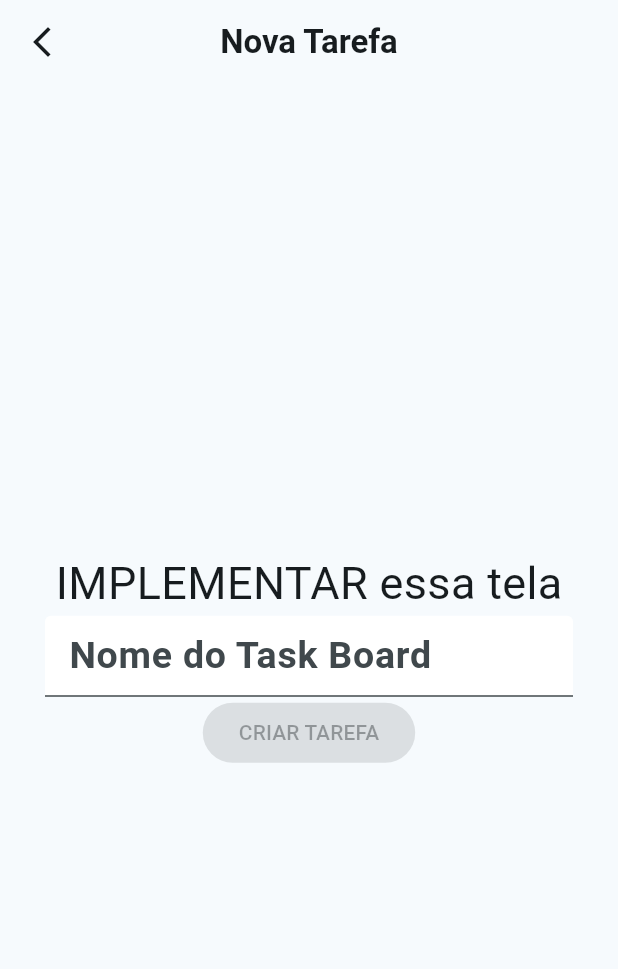
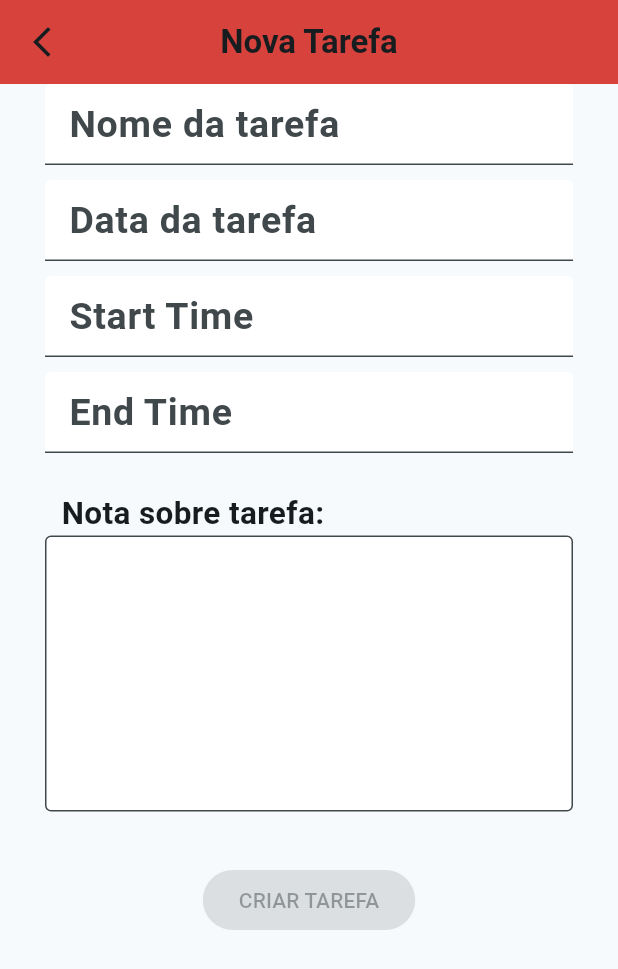
Before and after one commit to leomaiap/Tarefas-Sistemas-Distribuidos, a Flutter app: the NewTask screen opened directly with empty values, on a phone screen of 412 x 824 dp. Shown: the top 969 px of the screen. Run offline on Flutter 3.47's test engine with Material 3 defaults, Android fonts, the phone set to English and light mode, and no system bars; our stand-ins replace sqflite; accounts and stored records are empty.

Commit message:
Sistema agora permite que usuário crie novas tarefas para uma board específica.

```diff
--- a/lib/SQLite/sqlite.dart
+++ b/lib/SQLite/sqlite.dart
@@ -99,6 +99,26 @@ class DatabaseHelper {
     return id;
   }
 
+  //Cadastrar Tarefa
+  Future<int> insertTask(String title, String note, int isCompleted, String startTime, String endTime, String date, int boardID, int userID) async {
+    final Database db = await initDB();
+
+    Map<String, dynamic> taskBoardData = {
+      'title': title,
+      'note': note,
+      'isCompleted': isCompleted,
+      'startTime': startTime,
+      'endTime': endTime,
+      'date': date,
+      'board_id': boardID,
+      'user_id': userID,
+    };
+
+    int id = await db.insert('task', taskBoardData);
+
+    return id;
+  }
+
   //Carregar Todas taskboards do usuario
   Future<List<Map<String, dynamic>>> getTaskBoardsByUserId(int userId) async {
     final Database db = await initDB();
--- a/lib/Views/newTask.dart
+++ b/lib/Views/newTask.dart
@@ -17,24 +17,37 @@ class NewTask extends StatefulWidget {
 
 class _NewTaskState extends State<NewTask> {
   TextEditingController nomeController = TextEditingController();
+  TextEditingController startController = TextEditingController();
+  TextEditingController endController = TextEditingController();
+  TextEditingController dateController = TextEditingController();
+  TextEditingController noteController = TextEditingController();
+
   late String nome;
-  bool _nomeVazio = true;
+  bool nomeVazio = true;
+  late String startTime;
+  bool startTimeVazio = true;
+  late String endTime;
+  bool endTimeVazio = true;
+  late String date;
+  bool dateVazio = true;
+  late String note = "";
+
   final db = DatabaseHelper();
 
   List<Color> colorsList = [
-      Colors.red,
-      Colors.orange,
-      Colors.yellow,
-      Colors.green,
-      Colors.lightGreen,
-      Colors.lightBlue,
-      Colors.blueAccent,
-      Colors.purple,
-      Colors.deepPurple,
-      Colors.pinkAccent,
-      Colors.pink,
-      Colors.brown,
-      Colors.grey
+    Color(0xFFD7423D),
+    Color(0xFFFFE066),
+    Color(0xFFFFBA59),
+    Color(0xFFFF8C8C),
+    Color(0xFFFF99E5),
+    Color(0xFFC3A6FF),
+    Color(0xFF9FBCF5),
+    Color(0xFF8CE2FF),
+    Color(0xFF87F5B5),
+    Color(0xFFBCF593),
+    Color(0xFFE2F587),
+    Color(0xFFD9BCAD),
+    Colors.grey.shade50
     ];
 
   @override
@@ -43,7 +56,7 @@ class _NewTaskState extends State<NewTask> {
     //double screenHeight = MediaQuery.of(context).size.height;
     return Scaffold(
       appBar: AppBar(
-        //backgroundColor: colorsList[selectColorIndex],
+        backgroundColor: colorsList[widget.color],
         title: Text("Nova Tarefa", style: TextStyle(
           fontWeight: FontWeight.bold
         ),),
@@ -65,18 +78,17 @@ class _NewTaskState extends State<NewTask> {
       body: Container(
         //color: colorsList[selectColorIndex],
         padding: EdgeInsets.symmetric(horizontal: 30),
+        child: SingleChildScrollView(
           child: Column(
-          mainAxisAlignment: MainAxisAlignment.center,
+            mainAxisAlignment: MainAxisAlignment.start,
+            crossAxisAlignment: CrossAxisAlignment.start,
             children: [
-            Text('IMPLEMENTAR essa tela', style: TextStyle(
-              fontSize: 30
-            ),),
               TextFormField(
                 keyboardType: TextInputType.text,
                 decoration: InputDecoration(
                   filled: true,
                   fillColor: Colors.white,
-                  hintText: "Nome do Task Board",
+                  hintText: "Nome da tarefa",
                 ),
                 style: TextStyle(
                     fontSize: 25,
@@ -87,20 +99,116 @@ class _NewTaskState extends State<NewTask> {
                   nome = value;
                   //print(nome);
                   setState(() {
-                    _nomeVazio = value.isEmpty;
+                    nomeVazio = value.isEmpty;
                   });
                 },
               ),
+              const SizedBox(height: 10,),
 
-            ElevatedButton(onPressed: _nomeVazio
+              TextFormField(
+                keyboardType: TextInputType.text,
+                decoration: InputDecoration(
+                  filled: true,
+                  fillColor: Colors.white,
+                  hintText: "Data da tarefa",
+                ),
+                style: TextStyle(
+                    fontSize: 25,
+                    fontWeight: FontWeight.bold,
+                    color: const Color.fromARGB(255, 0, 0, 0)),
+                controller: dateController,
+                onChanged: (String value) {
+                  date = value;
+                  //print(nome);
+                  setState(() {
+                    dateVazio = value.isEmpty;
+                  });
+                },
+              ),
+              const SizedBox(height: 10,),
+
+              TextFormField(
+                keyboardType: TextInputType.text,
+                decoration: InputDecoration(
+                  filled: true,
+                  fillColor: Colors.white,
+                  hintText: "Start Time",
+                ),
+                style: TextStyle(
+                    fontSize: 25,
+                    fontWeight: FontWeight.bold,
+                    color: const Color.fromARGB(255, 0, 0, 0)),
+                controller: startController,
+                onChanged: (String value) {
+                  startTime = value;
+                  //print(nome);
+                  setState(() {
+                    startTimeVazio = value.isEmpty;
+                  });
+                },
+              ),
+              const SizedBox(height: 10,),
+
+              TextFormField(
+                keyboardType: TextInputType.text,
+                decoration: const InputDecoration(
+                  filled: true,
+                  fillColor: Colors.white,
+                  hintText: "End Time",
+                ),
+                style: const TextStyle(
+                    fontSize: 25,
+                    fontWeight: FontWeight.bold,
+                    color: Color.fromARGB(255, 0, 0, 0)),
+                controller: endController,
+                onChanged: (String value) {
+                  endTime = value;
+                  //print(nome);
+                  setState(() {
+                    endTimeVazio = value.isEmpty;
+                  });
+                },
+              ),
+              const SizedBox(height: 25,),
+
+              const Text("  Nota sobre tarefa:",
+              style: TextStyle(
+                fontSize: 21,
+                fontWeight: FontWeight.bold,
+
+              ),
+              ),
+              TextFormField(
+                keyboardType: TextInputType.text,
+                maxLines: 4,
+                decoration: const InputDecoration(
+                    filled: true,
+                    fillColor: Colors.white,
+                    border: OutlineInputBorder(borderSide: BorderSide(color: Colors.black12))
+                ),
+                style: const TextStyle(
+                    fontSize: 25,
+                    color: Color.fromARGB(255, 0, 0, 0)),
+                controller: noteController,
+                onChanged: (String value) {
+                  note = value;
+                },
+              ),
+
+              const SizedBox(height: 35,),
+
+              Center(
+                child: ElevatedButton(onPressed: (nomeVazio || endTimeVazio || startTimeVazio || dateVazio)
                       ? null
                       : () {
-              //UserSession.getID; para ter o user_id
-              //funcao insert no DB aqui
+                  int userID = UserSession.getID();
+                  db.insertTask(nome, note, 0, startTime, endTime, date, widget.taskBoardID, userID); //toda atividade inicia marcada como incompleta
                   Navigator.pushReplacement(
             context, MaterialPageRoute(builder: (context) => MainPage()));
-            }, child: Text("CRIAR TAREFA"))
+                }, child: const Text("CRIAR TAREFA")),
+              )
             ],
+          ),
         )
       )
     );
```
Lines whose indentation alone changed are shown as unchanged.
